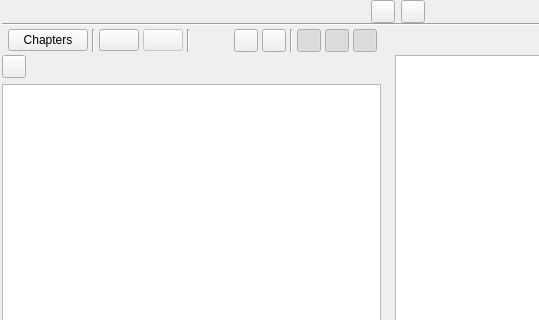
Before: the Qt Designer form ui/scenes_view.ui in zkovari/plotlyst, drawn with Qt 5; both pictures show x 0 to 539 and y 0 to 320 of the 796 by 664 pixel window.
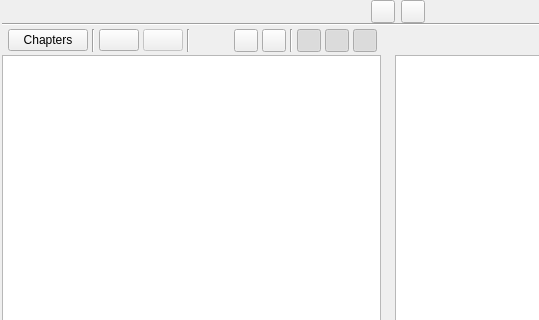
After: the same form once the commit is applied. Custom widgets are drawn as their Qt base class.

Commit message: Combine new buttons for scenes and chapters

Patch:
```diff
--- a/ui/scenes_view.ui
+++ b/ui/scenes_view.ui
@@ -374,30 +374,6 @@
          </property>
          <widget class="QWidget" name="wgtChapters" native="true">
           <layout class="QVBoxLayout" name="verticalLayout_2">
-           <item>
-            <layout class="QHBoxLayout" name="horizontalLayout_3">
-             <item>
-              <widget class="QToolButton" name="btnNewChapter">
-               <property name="text">
-                <string/>
-               </property>
-              </widget>
-             </item>
-             <item>
-              <spacer name="horizontalSpacer_7">
-               <property name="orientation">
-                <enum>Qt::Horizontal</enum>
-               </property>
-               <property name="sizeHint" stdset="0">
-                <size>
-                 <width>40</width>
-                 <height>20</height>
-                </size>
-               </property>
-              </spacer>
-             </item>
-            </layout>
-           </item>
            <item>
             <widget class="ActionBasedTreeView" name="treeChapters">
              <property name="sizePolicy">
```
The commit also changes 1 other file.
